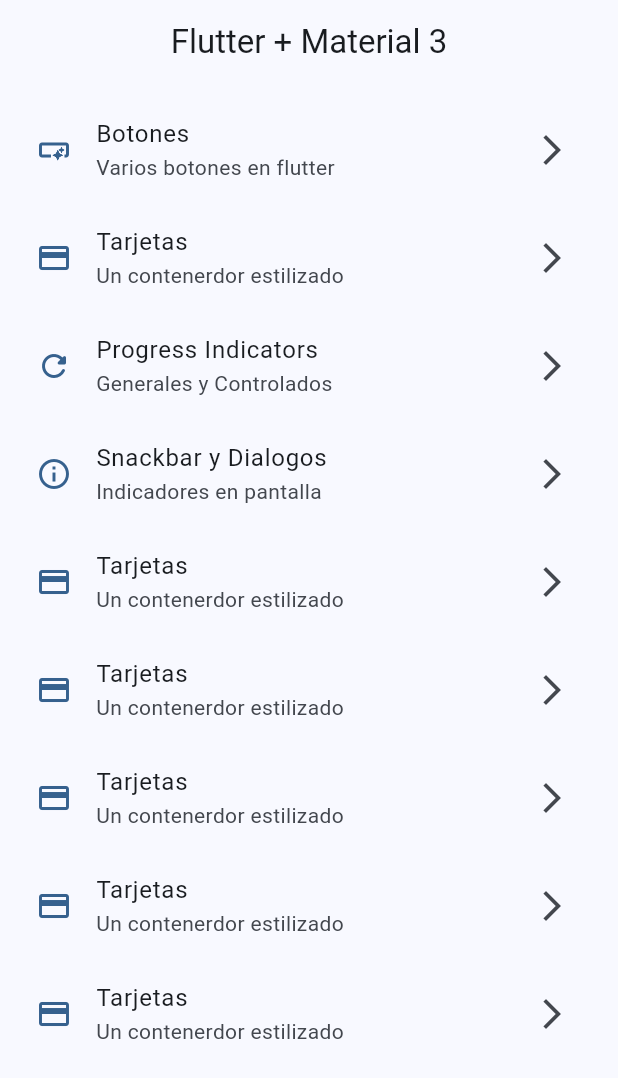
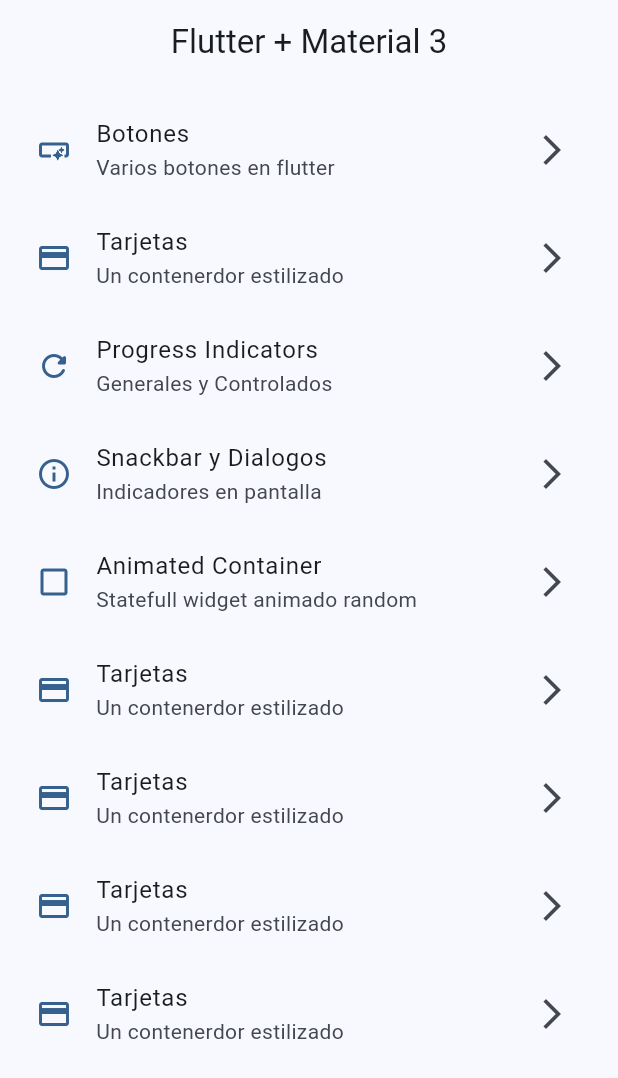
Before and after one commit to JhustynC/widgets_app, a Flutter app: the screen it shows after launch, on a phone screen of 412 x 824 dp. Shown: the top 1078 px of the screen. Run offline on Flutter 3.47's test engine with Material 2 defaults, Android fonts, the phone set to English and light mode, and no system bars; our stand-ins replace go_router.

Commit message:
Animated container finish

```diff
--- a/lib/config/menu/menu_items.dart
+++ b/lib/config/menu/menu_items.dart
@@ -39,10 +39,10 @@ class MenuItem {
       icon: Icons.info_outline,
     ),
     MenuItem(
-      title: 'Tarjetas',
-      subTitle: 'Un contenerdor estilizado',
-      link: '/cards',
-      icon: Icons.credit_card,
+      title: 'Animated Container',
+      subTitle: 'Statefull widget animado random',
+      link: '/animated',
+      icon: Icons.check_box_outline_blank,
     ),
     MenuItem(
       title: 'Tarjetas',
--- a/lib/config/router/app_router.dart
+++ b/lib/config/router/app_router.dart
@@ -30,5 +30,10 @@ final appRouter = GoRouter(
       path: '/snackbar',
       builder: (context, state) => const SnackbarScreen(),
     ),
+    GoRoute(
+      name: AnimatedScreen.name,
+      path: '/animated',
+      builder: (context, state) => const AnimatedScreen(),
+    ),
   ],
 );
```
Also changed, not shown: lib/presentation/screens/animated/animated_screen.dart (+50 -2 lines), lib/presentation/screens/snackbar/snackbar_screen.dart (+10 -5 lines).
